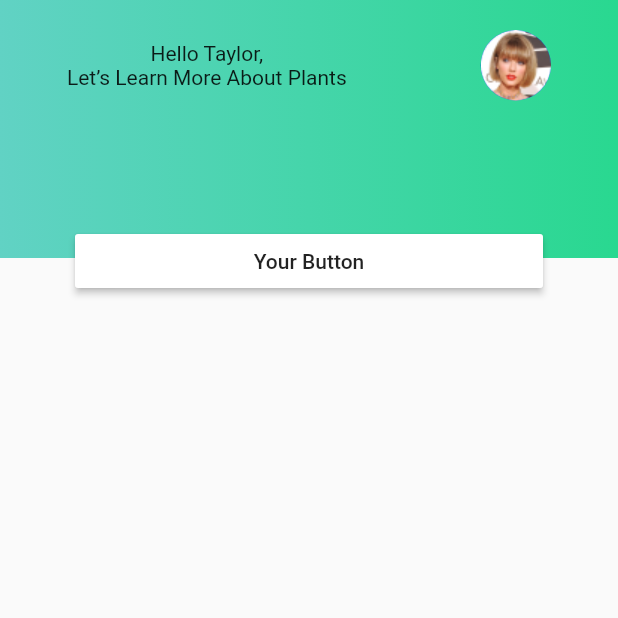
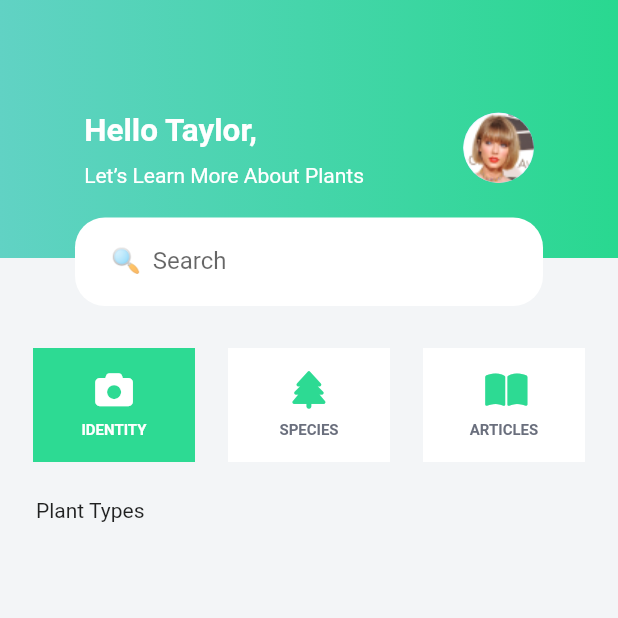
Before and after one commit to khoir-roni/plant_app, a Flutter app: the screen it shows after launch, on a phone screen of 412 x 824 dp, the top half of it. Run offline on Flutter 3.47's test engine with Material 2 defaults, Android fonts, the light colour scheme and no system bars; our stand-ins replace font_awesome_flutter; Roboto replaces fonts that are missing (SF-Pro-Text).

Commit message:
add search at  home screen

```diff
--- a/lib/main.dart
+++ b/lib/main.dart
@@ -11,6 +11,11 @@ class PlantApp extends StatelessWidget {
   Widget build(BuildContext context) {
     return MaterialApp(
       debugShowCheckedModeBanner: false,
+      theme: ThemeData(
+        primaryColor: green,
+        accentColor: Color(0xFFD8ECF1),
+        scaffoldBackgroundColor: Color(0xFFF3F5F7),
+      ),
       home: HomePageScreen(),
     );
   }
--- a/lib/pages/home_page_screen.dart
+++ b/lib/pages/home_page_screen.dart
@@ -1,7 +1,70 @@
 import 'package:flutter/material.dart';
+import 'package:font_awesome_flutter/font_awesome_flutter.dart';
 
-class HomePageScreen extends StatelessWidget {
-  const HomePageScreen({Key key}) : super(key: key);
+class HomePageScreen extends StatefulWidget {
+  @override
+  State<HomePageScreen> createState() => _HomePageScreenState();
+}
+
+class _HomePageScreenState extends State<HomePageScreen> {
+  int _selectedIdex = 0;
+  final List _icons = [
+    [
+      'IDENTITY',
+      FontAwesomeIcons.camera,
+    ],
+    [
+      'SPECIES',
+      FontAwesomeIcons.tree,
+    ],
+    [
+      'ARTICLES',
+      FontAwesomeIcons.bookOpen,
+    ],
+  ];
+
+  Widget _buildIcon(int index) {
+    return GestureDetector(
+      onTap: () {
+        setState(() {
+          _selectedIdex = index;
+        });
+        print(_selectedIdex);
+      },
+      child: Container(
+        height: 76.0,
+        width: 108,
+        decoration: BoxDecoration(
+          color: _selectedIdex == index
+              ? Theme.of(context).primaryColor
+              : const Color(0xffffffff),
+        ),
+        child: Column(mainAxisAlignment: MainAxisAlignment.center, children: [
+          Icon(
+            _icons[index][1],
+            size: 25.0,
+            color: _selectedIdex == index
+                ? const Color(0xffffffff)
+                : Theme.of(context).primaryColor,
+          ),
+          const SizedBox(
+            height: 9,
+          ),
+          Text(
+            _icons[index][0],
+            style: TextStyle(
+              fontFamily: 'SF-Pro-Text',
+              fontSize: 10,
+              fontWeight: FontWeight.w600,
+              color: _selectedIdex == index
+                  ? const Color(0xffffffff)
+                  : Color(0xff6A6F7D),
+            ),
+          ),
+        ]),
+      ),
+    );
+  }
 
   @override
   Widget build(BuildContext context) {
@@ -14,7 +77,7 @@ class HomePageScreen extends StatelessWidget {
             mainAxisAlignment: MainAxisAlignment.start,
             children: <Widget>[
               Container(
-                  width: MediaQuery.of(context).size.width,
+                width: _deviceSize.width,
                 height: 172,
                 decoration: const BoxDecoration(
                   gradient: LinearGradient(
@@ -23,34 +86,37 @@ class HomePageScreen extends StatelessWidget {
                       Color(0xFF29D890),
                     ],
                   ),
-                  )),
-            ],
                 ),
-          Positioned(
-            top: 150,
-            left: 50,
-            right: 50,
-            child: RaisedButton(
-              color: Colors.white,
-              child: Text("Your Button"),
-              onPressed: () {},
+                child: Padding(
+                  padding: const EdgeInsets.only(left: 23, right: 23, top: 75),
+                  child: Row(
+                    mainAxisAlignment: MainAxisAlignment.spaceAround,
+                    crossAxisAlignment: CrossAxisAlignment.start,
+                    children: [
+                      Column(
+                        crossAxisAlignment: CrossAxisAlignment.start,
+                        children: const [
+                          Text(
+                            'Hello Taylor,',
+                            style: TextStyle(
+                              fontFamily: 'SF-Pro-Text',
+                              fontSize: 21,
+                              fontWeight: FontWeight.w700,
+                              color: const Color(0xffffffff),
                             ),
                           ),
                           SizedBox(
-            height: _deviceSize.height,
-            width: _deviceSize.width,
-            child: Column(
-              children: [
-                SizedBox(
-                  height: 20,
+                            height: 9,
                           ),
-                Row(
-                  mainAxisAlignment: MainAxisAlignment.spaceAround,
-                  children: [
-                    Column(
-                      children: const [
-                        Text('Hello Taylor,'),
-                        Text('Let’s Learn More About Plants'),
+                          Text(
+                            'Let’s Learn More About Plants',
+                            style: TextStyle(
+                              fontFamily: 'SF-Pro-Text',
+                              fontSize: 14,
+                              fontWeight: FontWeight.w400,
+                              color: const Color(0xffffffff),
+                            ),
+                          ),
                         ],
                       ),
                       const SizedBox(
@@ -61,8 +127,50 @@ class HomePageScreen extends StatelessWidget {
                         ),
                       ),
                     ],
+                  ),
+                ),
+              ),
+              const SizedBox(
+                height: 60,
+              ),
+              Row(
+                mainAxisAlignment: MainAxisAlignment.spaceEvenly,
+                children: _icons
+                    .asMap()
+                    .entries
+                    .map(
+                      (MapEntry icons) => _buildIcon(icons.key),
                     )
+                    .toList(),
+              ),
+              const SizedBox(
+                height: 24,
+              ),
+              Padding(
+                padding: const EdgeInsets.only(left: 24),
+                child: Text('Plant Types'),
+              ),
             ],
+          ),
+          Positioned(
+            top: 145,
+            left: 50,
+            right: 50,
+            child: Container(
+              padding: const EdgeInsets.only(
+                left: 24,
+                right: 10,
+              ),
+              decoration: const BoxDecoration(
+                color: Colors.white,
+                borderRadius: BorderRadius.all(Radius.circular(20)),
+              ),
+              child: TextFormField(
+                decoration: const InputDecoration(
+                  labelText: '🔍  Search',
+                  border: InputBorder.none,
+                ),
+              ),
             ),
           ),
         ],
--- a/lib/widgets/thames.dart
+++ b/lib/widgets/thames.dart
@@ -61,6 +61,7 @@ TextStyle labelTextFieldStyle = const TextStyle(
   fontWeight: FontWeight.w500,
   color: Color(0xff6A6F7D),
 );
+
 Color green = const Color(0xff2DDA93);
 
 Widget buttonFlat({
```
Also changed, not shown: pubspec.yaml (+4 -12 lines), lib/widgets/plant_type_couresel.dart (added), pubspec.lock. Lines whose indentation alone changed are shown as unchanged.
